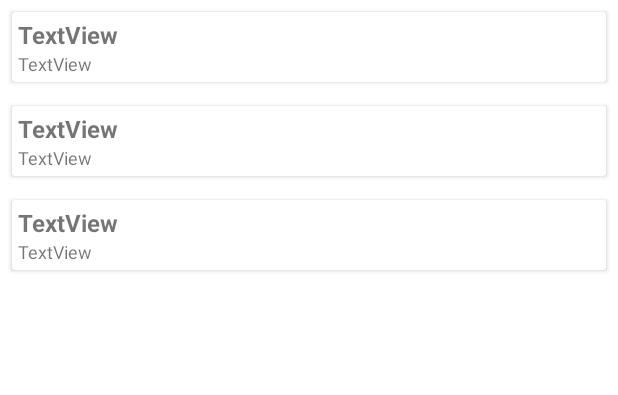
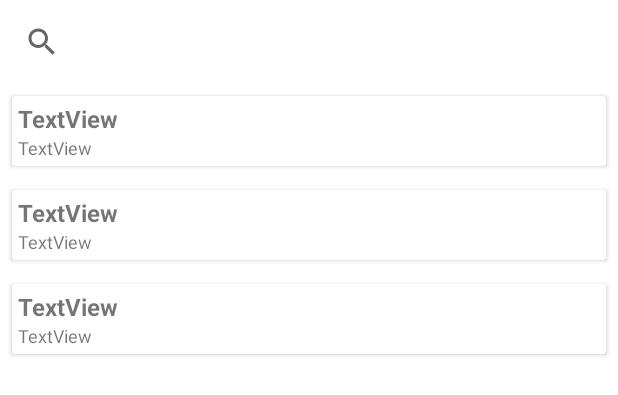
Before and after one commit to matteocolazilli/VeloxApp, an Android app: the layout fragment_list.xml on its own in the app's theme, with its tools: preview values and no code run, on a phone screen of 412 x 824 dp. Shown: the top 395 px of the screen. Run offline under Robolectric (Android 15) with nearby library versions, the phone set to English and light mode, and no system bars.

Commit message:
Aggiunta opzione di ricerca sulla lista

```diff
--- a/app/src/main/AndroidManifest.xml
+++ b/app/src/main/AndroidManifest.xml
@@ -27,6 +27,7 @@
                 <action android:name="android.intent.action.MAIN" />
                 <category android:name="android.intent.category.LAUNCHER" />
             </intent-filter>
+
         </activity>
 
         <activity android:name=".DetailActivity" />
--- a/app/src/main/java/it/univaq/veloxapp/model/Autovelox.java
+++ b/app/src/main/java/it/univaq/veloxapp/model/Autovelox.java
@@ -4,7 +4,6 @@ import android.content.Context;
 import android.location.Address;
 import android.location.Geocoder;
 
-import androidx.core.app.ActivityCompat;
 import androidx.room.ColumnInfo;
 import androidx.room.Entity;
 import androidx.room.PrimaryKey;
--- a/app/src/main/res/layout/activity_main.xml
+++ b/app/src/main/res/layout/activity_main.xml
@@ -19,13 +19,15 @@
     <androidx.fragment.app.FragmentContainerView
         android:id="@+id/fragmentContainerView"
         android:name="androidx.navigation.fragment.NavHostFragment"
-        app:defaultNavHost="true"
         android:layout_width="0dp"
         android:layout_height="0dp"
+        app:defaultNavHost="true"
         app:layout_constraintBottom_toTopOf="@id/bottomNavigationView"
         app:layout_constraintEnd_toEndOf="parent"
         app:layout_constraintStart_toStartOf="parent"
         app:layout_constraintTop_toTopOf="parent"
         app:navGraph="@navigation/nav_ui" />
 
+
+
 </androidx.constraintlayout.widget.ConstraintLayout>
--- a/app/src/main/res/layout/fragment_list.xml
+++ b/app/src/main/res/layout/fragment_list.xml
@@ -5,6 +5,18 @@
     android:layout_width="match_parent"
     android:layout_height="match_parent">
 
+    <androidx.appcompat.widget.SearchView
+        android:id="@+id/search_bar"
+        android:layout_width="0dp"
+        android:layout_height="wrap_content"
+        android:inputType="textFilter"
+        android:padding="4dp"
+        app:queryHint="@string/search_hint"
+        android:visibility="visible"
+        app:layout_constraintBottom_toTopOf="@id/recyclerView"
+        app:layout_constraintEnd_toEndOf="parent"
+        app:layout_constraintStart_toStartOf="parent"
+        app:layout_constraintTop_toTopOf="parent" />
     <androidx.recyclerview.widget.RecyclerView
         android:id="@+id/recyclerView"
         android:layout_width="0dp"
@@ -13,6 +25,6 @@
         app:layout_constraintBottom_toBottomOf="parent"
         app:layout_constraintEnd_toEndOf="parent"
         app:layout_constraintStart_toStartOf="parent"
-        app:layout_constraintTop_toTopOf="parent"
+        app:layout_constraintTop_toBottomOf="@id/search_bar"
         tools:listitem="@layout/adapter_autovelox" />
 </androidx.constraintlayout.widget.ConstraintLayout>
--- a/app/src/main/res/values/strings.xml
+++ b/app/src/main/res/values/strings.xml
@@ -5,4 +5,5 @@
     <string name="disabled_position_toast">Enable location to find autovelox close to you</string>
     <string name="my_location">My Location</string>
     <string name="insertion_date">Insertion date</string>
+    <string name="search_hint">Search by municipality</string>
 </resources>
```
Also changed, not shown: app/src/main/java/it/univaq/veloxapp/MainActivity.java (+4 -5 lines), app/src/main/java/it/univaq/veloxapp/fragments/Adapter.java (+41 -4 lines), app/src/main/java/it/univaq/veloxapp/fragments/ListFragment.java (+21 -1 lines), 1 other file.
